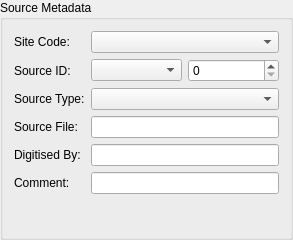
The window that src/source_widget_base.ui (lparchaeology/ArkPlan) describes before a commit, drawn with Qt 5.
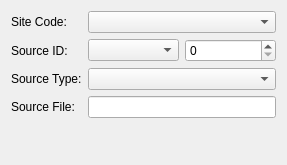
The same window after the commit.

```diff
--- a/src/source_widget_base.ui
+++ b/src/source_widget_base.ui
@@ -1,57 +1,19 @@
 <?xml version="1.0" encoding="UTF-8"?>
 <ui version="4.0">
  <class>SourceWidget</class>
- <widget class="QGroupBox" name="SourceWidget">
+ <widget class="QWidget" name="SourceWidget">
   <property name="geometry">
    <rect>
     <x>0</x>
     <y>0</y>
-    <width>293</width>
-    <height>240</height>
+    <width>287</width>
+    <height>165</height>
    </rect>
   </property>
-  <property name="sizePolicy">
-   <sizepolicy hsizetype="Preferred" vsizetype="Fixed">
-    <horstretch>0</horstretch>
-    <verstretch>0</verstretch>
-   </sizepolicy>
-  </property>
   <property name="windowTitle">
    <string>SourceWidget</string>
   </property>
-  <property name="title">
-   <string>Source Metadata</string>
-  </property>
-  <property name="flat">
-   <bool>false</bool>
-  </property>
   <layout class="QGridLayout" name="gridLayout">
-   <item row="2" column="1">
-    <widget class="QComboBox" name="sourceCodeCombo"/>
-   </item>
-   <item row="4" column="0">
-    <widget class="QLabel" name="sourceFileLabel">
-     <property name="text">
-      <string>Source File:</string>
-     </property>
-     <property name="buddy">
-      <cstring>sourceFileEdit</cstring>
-     </property>
-    </widget>
-   </item>
-   <item row="2" column="0">
-    <widget class="QLabel" name="sourceCodeLabel">
-     <property name="text">
-      <string>Source Type:</string>
-     </property>
-     <property name="buddy">
-      <cstring>sourceCodeCombo</cstring>
-     </property>
-    </widget>
-   </item>
-   <item row="4" column="1">
-    <widget class="QLineEdit" name="sourceFileEdit"/>
-   </item>
    <item row="0" column="0">
     <widget class="QLabel" name="siteLabel">
      <property name="text">
@@ -62,52 +24,9 @@
      </property>
     </widget>
    </item>
-   <item row="6" column="1">
-    <widget class="QLineEdit" name="commentEdit">
-     <property name="readOnly">
-      <bool>false</bool>
-     </property>
-    </widget>
-   </item>
-   <item row="6" column="0">
-    <widget class="QLabel" name="commentLabel">
-     <property name="text">
-      <string>Comment:</string>
-     </property>
-     <property name="buddy">
-      <cstring>commentEdit</cstring>
-     </property>
-    </widget>
-   </item>
    <item row="0" column="1">
     <widget class="QComboBox" name="siteCodeCombo"/>
    </item>
-   <item row="5" column="0">
-    <widget class="QLabel" name="editorLabel">
-     <property name="text">
-      <string>Digitised By:</string>
-     </property>
-     <property name="buddy">
-      <cstring>editorEdit</cstring>
-     </property>
-    </widget>
-   </item>
-   <item row="5" column="1">
-    <widget class="QLineEdit" name="editorEdit"/>
-   </item>
-   <item row="8" column="1">
-    <spacer name="verticalSpacer">
-     <property name="orientation">
-      <enum>Qt::Vertical</enum>
-     </property>
-     <property name="sizeHint" stdset="0">
-      <size>
-       <width>20</width>
-       <height>0</height>
-      </size>
-     </property>
-    </spacer>
-   </item>
    <item row="1" column="0">
     <widget class="QLabel" name="sourceIdLabel">
      <property name="text">
@@ -135,6 +54,45 @@
      </item>
     </layout>
    </item>
+   <item row="2" column="0">
+    <widget class="QLabel" name="sourceCodeLabel">
+     <property name="text">
+      <string>Source Type:</string>
+     </property>
+     <property name="buddy">
+      <cstring>sourceCodeCombo</cstring>
+     </property>
+    </widget>
+   </item>
+   <item row="2" column="1">
+    <widget class="QComboBox" name="sourceCodeCombo"/>
+   </item>
+   <item row="3" column="0">
+    <widget class="QLabel" name="sourceFileLabel">
+     <property name="text">
+      <string>Source File:</string>
+     </property>
+     <property name="buddy">
+      <cstring>sourceFileEdit</cstring>
+     </property>
+    </widget>
+   </item>
+   <item row="3" column="1">
+    <widget class="QLineEdit" name="sourceFileEdit"/>
+   </item>
+   <item row="4" column="1">
+    <spacer name="verticalSpacer">
+     <property name="orientation">
+      <enum>Qt::Vertical</enum>
+     </property>
+     <property name="sizeHint" stdset="0">
+      <size>
+       <width>20</width>
+       <height>7</height>
+      </size>
+     </property>
+    </spacer>
+   </item>
   </layout>
  </widget>
  <tabstops>
```
Left out of the diff: 12 changed lines with no effect on the pictures.
